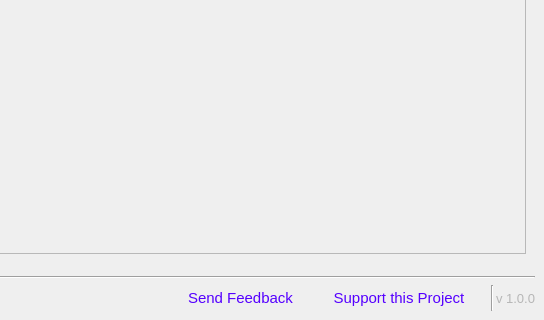
Above: Forms/main_window.ui from iron-mesh/gif_builder before the change; both pictures show x 615 to 1159 and y 438 to 758 of the 1159 by 758 pixel window. Below: the same form after it.
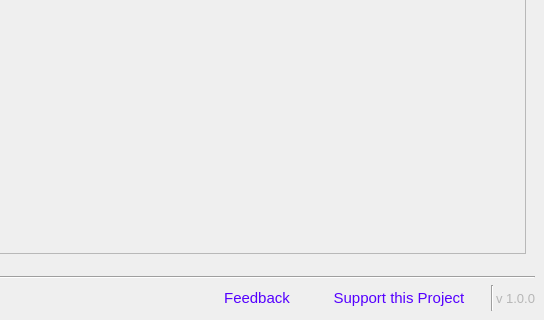
That is the form after the change. Custom widgets are drawn as their Qt base class.

```diff
--- a/Forms/main_window.ui
+++ b/Forms/main_window.ui
@@ -1812,7 +1812,7 @@
            <locale language="English" country="UnitedKingdom"/>
           </property>
           <property name="text">
-           <string>Send Feedback</string>
+           <string>Feedback</string>
           </property>
           <property name="flat">
            <bool>true</bool>
```
Left out of the diff: 3 changed lines with no effect on the pictures.
